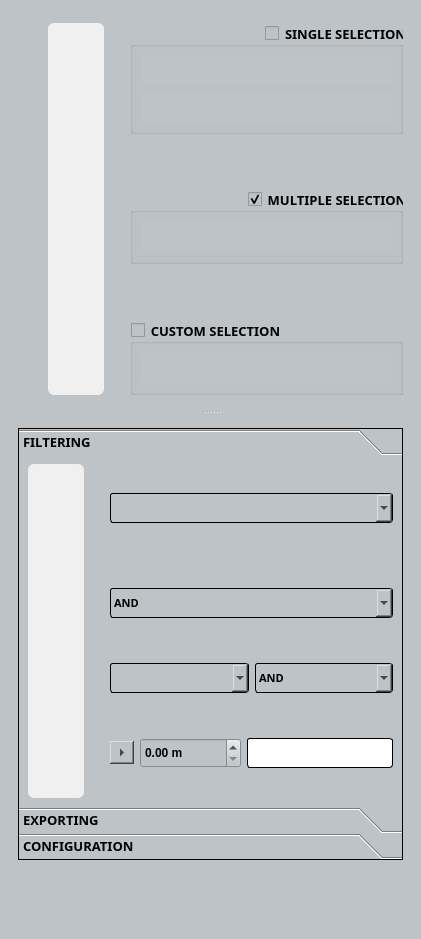
Before: the Qt Designer form filter_mate_dockwidget_base.ui in sducournau/filter_mate, drawn with Qt 5.
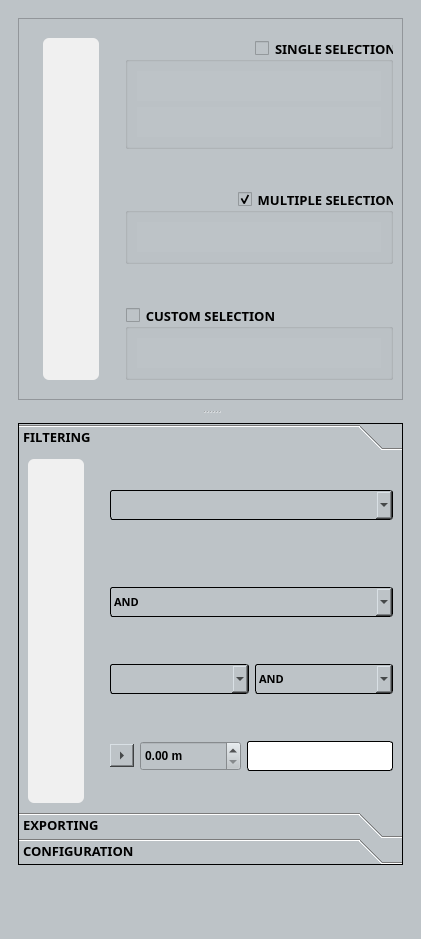
After: the same form once the commit is applied. Icons and pictures are not drawn. Custom widgets are drawn as their Qt base class.

What changed in the file:
```diff
--- a/filter_mate_dockwidget_base.ui
+++ b/filter_mate_dockwidget_base.ui
@@ -300,31 +300,6 @@
 subcontrol-origin: margin;
 }
 
-QScrollBar:horizontal {
-border: none;
-background: transparent;
-width:10px;
-
-}
-QScrollBar::handle:horizontal {
-border: none;
-background: #bdc3c7;
-width:5px;
-
-}
-
-QScrollBar::add-line:horizontal {
-background: transparent;
-height: 5px;
-subcontrol-position: bottom;
-subcontrol-origin: margin;
-}
-QScrollBar::sub-line:horizontal {
-background: transparent;
-height: 5px;
-subcontrol-position: top;
-subcontrol-origin: margin;
-}
 
 
 QgsCheckableComboBox
@@ -510,7 +485,7 @@
         <string notr="true"/>
        </property>
        <property name="frameShape">
-        <enum>QFrame::NoFrame</enum>
+        <enum>QFrame::Panel</enum>
        </property>
        <property name="frameShadow">
         <enum>QFrame::Plain</enum>
@@ -520,22 +495,27 @@
        </property>
        <layout class="QVBoxLayout" name="verticalLayout_2">
         <item>
-         <spacer name="verticalSpacer_14">
-          <property name="orientation">
-           <enum>Qt::Vertical</enum>
+         <widget class="QScrollArea" name="scrollArea_frame_exploring">
+          <property name="horizontalScrollBarPolicy">
+           <enum>Qt::ScrollBarAlwaysOff</enum>
           </property>
-          <property name="sizeType">
-           <enum>QSizePolicy::Fixed</enum>
+          <property name="sizeAdjustPolicy">
+           <enum>QAbstractScrollArea::AdjustToContents</enum>
           </property>
-          <property name="sizeHint" stdset="0">
-           <size>
-            <width>20</width>
-            <height>5</height>
-           </size>
+          <property name="widgetResizable">
+           <bool>true</bool>
           </property>
-         </spacer>
-        </item>
-        <item>
+          <widget class="QWidget" name="scrollAreaWidgetContents">
+           <property name="geometry">
+            <rect>
+             <x>0</x>
+             <y>0</y>
+             <width>383</width>
+             <height>361</height>
+            </rect>
+           </property>
+           <layout class="QGridLayout" name="gridLayout_2">
+            <item row="0" column="0">
          <layout class="QGridLayout" name="gridLayout">
           <item row="1" column="0">
            <spacer name="horizontalSpacer_3">
@@ -547,7 +527,7 @@
             </property>
             <property name="sizeHint" stdset="0">
              <size>
-              <width>30</width>
+                  <width>15</width>
               <height>20</height>
              </size>
             </property>
@@ -622,22 +602,6 @@
             <layout class="QVBoxLayout" name="verticalLayout_9">
              <item>
               <layout class="QVBoxLayout" name="verticalLayout_7">
-               <item>
-                <spacer name="verticalSpacer_38">
-                 <property name="orientation">
-                  <enum>Qt::Vertical</enum>
-                 </property>
-                 <property name="sizeType">
-                  <enum>QSizePolicy::Preferred</enum>
-                 </property>
-                 <property name="sizeHint" stdset="0">
-                  <size>
-                   <width>20</width>
-                   <height>40</height>
-                  </size>
-                 </property>
-                </spacer>
-               </item>
                <item>
                 <widget class="QPushButton" name="pushButton_exploring_identify">
                  <property name="sizePolicy">
@@ -699,7 +663,7 @@
                  <property name="sizeHint" stdset="0">
                   <size>
                    <width>20</width>
-                   <height>40</height>
+                       <height>20</height>
                   </size>
                  </property>
                 </spacer>
@@ -765,7 +729,7 @@
                  <property name="sizeHint" stdset="0">
                   <size>
                    <width>20</width>
-                   <height>40</height>
+                       <height>20</height>
                   </size>
                  </property>
                 </spacer>
@@ -841,7 +805,7 @@
                  <property name="sizeHint" stdset="0">
                   <size>
                    <width>20</width>
-                   <height>40</height>
+                       <height>20</height>
                   </size>
                  </property>
                 </spacer>
@@ -917,7 +881,7 @@
                  <property name="sizeHint" stdset="0">
                   <size>
                    <width>20</width>
-                   <height>40</height>
+                       <height>20</height>
                   </size>
                  </property>
                 </spacer>
@@ -993,7 +957,7 @@
                  <property name="sizeHint" stdset="0">
                   <size>
                    <width>20</width>
-                   <height>40</height>
+                       <height>20</height>
                   </size>
                  </property>
                 </spacer>
@@ -1054,22 +1018,6 @@
                  </property>
                 </widget>
                </item>
-               <item>
-                <spacer name="verticalSpacer_37">
-                 <property name="orientation">
-                  <enum>Qt::Vertical</enum>
-                 </property>
-                 <property name="sizeType">
-                  <enum>QSizePolicy::Preferred</enum>
-                 </property>
-                 <property name="sizeHint" stdset="0">
-                  <size>
-                   <width>20</width>
-                   <height>40</height>
-                  </size>
-                 </property>
-                </spacer>
-               </item>
               </layout>
              </item>
             </layout>
@@ -1316,7 +1264,7 @@
               <property name="sizeHint" stdset="0">
                <size>
                 <width>20</width>
-                <height>50</height>
+                    <height>40</height>
                </size>
               </property>
              </spacer>
@@ -1439,7 +1387,7 @@
               <property name="sizeHint" stdset="0">
                <size>
                 <width>20</width>
-                <height>50</height>
+                    <height>40</height>
                </size>
               </property>
              </spacer>
@@ -1470,7 +1418,7 @@
                <cursorShape>PointingHandCursor</cursorShape>
               </property>
               <property name="styleSheet">
-               <string notr="true">QgsCollapsibleGroupBoxBasic::title, QgsCollapsibleGroupBox::title {  subcontrol-origin: margin;  subcontrol-position: top left;  margin-left: 20px;  margin-right: 5px;  left: 0px;  top: 1px;} QgsCollapsibleGroupBoxBasic { border: none; }QgsCollapsibleGroupBoxBasic::title, QgsCollapsibleGroupBox::title {  subcontrol-origin: margin;  subcontrol-position: top left;  margin-left: 20px;  margin-right: 5px;  left: 0px;  top: 1px;}QgsCollapsibleGroupBoxBasic::title, QgsCollapsibleGroupBox::title {  subcontrol-origin: margin;  subcontrol-position: top left;  margin-left: 20px;  margin-right: 5px;  left: 0px;  top: 1px;}QgsCollapsibleGroupBoxBasic::title, QgsCollapsibleGroupBox::title {  subcontrol-origin: margin;  subcontrol-position: top left;  margin-left: 20px;  margin-right: 5px;  left: 0px;  top: 1px;}QgsCollapsibleGroupBoxBasic::title, QgsCollapsibleGroupBox::title {  subcontrol-origin: margin;  subcontrol-position: top left;  margin-left: 20px;  margin-right: 5px;  left: 0px;  top: 1px;}QgsCollapsibleGroupBoxBasic::title, QgsCollapsibleGroupBox::title {  subcontrol-origin: margin;  subcontrol-position: top left;  margin-left: 20px;  margin-right: 5px;  left: 0px;  top: 1px;}QgsCollapsibleGroupBoxBasic::title, QgsCollapsibleGroupBox::title {  subcontrol-origin: margin;  subcontrol-position: top left;  margin-left: 20px;  margin-right: 5px;  left: 0px;  top: 1px;}QgsCollapsibleGroupBoxBasic::title, QgsCollapsibleGroupBox::title {  subcontrol-origin: margin;  subcontrol-position: top left;  margin-left: 20px;  margin-right: 5px;  left: 0px;  top: 1px;}QgsCollapsibleGroupBoxBasic::title, QgsCollapsibleGroupBox::title {  subcontrol-origin: margin;  subcontrol-position: top left;  margin-left: 20px;  margin-right: 5px;  left: 0px;  top: 1px;}QgsCollapsibleGroupBoxBasic::title, QgsCollapsibleGroupBox::title {  subcontrol-origin: margin;  subcontrol-position: top left;  margin-left: 20px;  margin-right: 5px;  left: 0px;  top: 1px;}QgsCollapsibleGroupBoxBasic::title, QgsCollapsibleGroupBox::title {  subcontrol-origin: margin;  subcontrol-position: top left;  margin-left: 20px;  margin-right: 5px;  left: 0px;  top: 1px;}QgsCollapsibleGroupBoxBasic::title, QgsCollapsibleGroupBox::title {  subcontrol-origin: margin;  subcontrol-position: top left;  margin-left: 20px;  margin-right: 5px;  left: 0px;  top: 1px;}QgsCollapsibleGroupBoxBasic::title, QgsCollapsibleGroupBox::title {  subcontrol-origin: margin;  subcontrol-position: top left;  margin-left: 20px;  margin-right: 5px;  left: 0px;  top: 1px;}QgsCollapsibleGroupBoxBasic::title, QgsCollapsibleGroupBox::title {  subcontrol-origin: margin;  subcontrol-position: top left;  margin-left: 20px;  margin-right: 5px;  left: 0px;  top: 1px;}QgsCollapsibleGroupBoxBasic::title, QgsCollapsibleGroupBox::title {  subcontrol-origin: margin;  subcontrol-position: top left;  margin-left: 20px;  margin-right: 5px;  left: 0px;  top: 1px;}QgsCollapsibleGroupBoxBasic::title, QgsCollapsibleGroupBox::title {  subcontrol-origin: margin;  subcontrol-position: top left;  margin-left: 20px;  margin-right: 5px;  left: 0px;  top: 1px;}QgsCollapsibleGroupBoxBasic::title, QgsCollapsibleGroupBox::title {  subcontrol-origin: margin;  subcontrol-position: top left;  margin-left: 20px;  margin-right: 5px;  left: 0px;  top: 1px;}</string>
+                   <string notr="true">QgsCollapsibleGroupBoxBasic::title, QgsCollapsibleGroupBox::title {  subcontrol-origin: margin;  subcontrol-position: top left;  margin-left: 20px;  margin-right: 5px;  left: 0px;  top: 1px;} QgsCollapsibleGroupBoxBasic { border: none; }QgsCollapsibleGroupBoxBasic::title, QgsCollapsibleGroupBox::title {  subcontrol-origin: margin;  subcontrol-position: top left;  margin-left: 20px;  margin-right: 5px;  left: 0px;  top: 1px;}QgsCollapsibleGroupBoxBasic::title, QgsCollapsibleGroupBox::title {  subcontrol-origin: margin;  subcontrol-position: top left;  margin-left: 20px;  margin-right: 5px;  left: 0px;  top: 1px;}QgsCollapsibleGroupBoxBasic::title, QgsCollapsibleGroupBox::title {  subcontrol-origin: margin;  subcontrol-position: top left;  margin-left: 20px;  margin-right: 5px;  left: 0px;  top: 1px;}QgsCollapsibleGroupBoxBasic::title, QgsCollapsibleGroupBox::title {  subcontrol-origin: margin;  subcontrol-position: top left;  margin-left: 20px;  margin-right: 5px;  left: 0px;  top: 1px;}QgsCollapsibleGroupBoxBasic::title, QgsCollapsibleGroupBox::title {  subcontrol-origin: margin;  subcontrol-position: top left;  margin-left: 20px;  margin-right: 5px;  left: 0px;  top: 1px;}QgsCollapsibleGroupBoxBasic::title, QgsCollapsibleGroupBox::title {  subcontrol-origin: margin;  subcontrol-position: top left;  margin-left: 20px;  margin-right: 5px;  left: 0px;  top: 1px;}QgsCollapsibleGroupBoxBasic::title, QgsCollapsibleGroupBox::title {  subcontrol-origin: margin;  subcontrol-position: top left;  margin-left: 20px;  margin-right: 5px;  left: 0px;  top: 1px;}QgsCollapsibleGroupBoxBasic::title, QgsCollapsibleGroupBox::title {  subcontrol-origin: margin;  subcontrol-position: top left;  margin-left: 20px;  margin-right: 5px;  left: 0px;  top: 1px;}QgsCollapsibleGroupBoxBasic::title, QgsCollapsibleGroupBox::title {  subcontrol-origin: margin;  subcontrol-position: top left;  margin-left: 20px;  margin-right: 5px;  left: 0px;  top: 1px;}QgsCollapsibleGroupBoxBasic::title, QgsCollapsibleGroupBox::title {  subcontrol-origin: margin;  subcontrol-position: top left;  margin-left: 20px;  margin-right: 5px;  left: 0px;  top: 1px;}QgsCollapsibleGroupBoxBasic::title, QgsCollapsibleGroupBox::title {  subcontrol-origin: margin;  subcontrol-position: top left;  margin-left: 20px;  margin-right: 5px;  left: 0px;  top: 1px;}QgsCollapsibleGroupBoxBasic::title, QgsCollapsibleGroupBox::title {  subcontrol-origin: margin;  subcontrol-position: top left;  margin-left: 20px;  margin-right: 5px;  left: 0px;  top: 1px;}QgsCollapsibleGroupBoxBasic::title, QgsCollapsibleGroupBox::title {  subcontrol-origin: margin;  subcontrol-position: top left;  margin-left: 20px;  margin-right: 5px;  left: 0px;  top: 1px;}QgsCollapsibleGroupBoxBasic::title, QgsCollapsibleGroupBox::title {  subcontrol-origin: margin;  subcontrol-position: top left;  margin-left: 20px;  margin-right: 5px;  left: 0px;  top: 1px;}QgsCollapsibleGroupBoxBasic::title, QgsCollapsibleGroupBox::title {  subcontrol-origin: margin;  subcontrol-position: top left;  margin-left: 20px;  margin-right: 5px;  left: 0px;  top: 1px;}QgsCollapsibleGroupBoxBasic::title, QgsCollapsibleGroupBox::title {  subcontrol-origin: margin;  subcontrol-position: top left;  margin-left: 20px;  margin-right: 5px;  left: 0px;  top: 1px;}QgsCollapsibleGroupBoxBasic::title, QgsCollapsibleGroupBox::title {  subcontrol-origin: margin;  subcontrol-position: top left;  margin-left: 20px;  margin-right: 5px;  left: 0px;  top: 1px;}QgsCollapsibleGroupBoxBasic::title, QgsCollapsibleGroupBox::title {  subcontrol-origin: margin;  subcontrol-position: top left;  margin-left: 20px;  margin-right: 5px;  left: 0px;  top: 1px;}</string>
               </property>
               <property name="title">
                <string>CUSTOM SELECTION</string>
@@ -1615,21 +1563,9 @@
           </item>
          </layout>
         </item>
-        <item>
-         <spacer name="verticalSpacer_7">
-          <property name="orientation">
-           <enum>Qt::Vertical</enum>
-          </property>
-          <property name="sizeType">
-           <enum>QSizePolicy::Fixed</enum>
-          </property>
-          <property name="sizeHint" stdset="0">
-           <size>
-            <width>20</width>
-            <height>5</height>
-           </size>
-          </property>
-         </spacer>
+           </layout>
+          </widget>
+         </widget>
         </item>
        </layout>
       </widget>
@@ -1670,22 +1606,6 @@
         <number>0</number>
        </property>
        <layout class="QVBoxLayout" name="verticalLayout_3">
-        <item>
-         <spacer name="verticalSpacer_21">
-          <property name="orientation">
-           <enum>Qt::Vertical</enum>
-          </property>
-          <property name="sizeType">
-           <enum>QSizePolicy::Fixed</enum>
-          </property>
-          <property name="sizeHint" stdset="0">
-           <size>
-            <width>20</width>
-            <height>5</height>
-           </size>
-          </property>
-         </spacer>
-        </item>
         <item>
          <layout class="QVBoxLayout" name="verticalLayout">
           <item>
@@ -1696,6 +1616,24 @@
               <verstretch>0</verstretch>
              </sizepolicy>
             </property>
+            <property name="minimumSize">
+             <size>
+              <width>0</width>
+              <height>250</height>
+             </size>
+            </property>
+            <property name="maximumSize">
+             <size>
+              <width>16777215</width>
+              <height>500</height>
+             </size>
+            </property>
+            <property name="baseSize">
+             <size>
+              <width>0</width>
+              <height>400</height>
+             </size>
+            </property>
             <property name="font">
              <font>
               <family>Segoe UI Semibold</family>
@@ -1725,7 +1663,7 @@
                <x>0</x>
                <y>0</y>
                <width>381</width>
-               <height>313</height>
+               <height>354</height>
               </rect>
              </property>
              <attribute name="icon">
@@ -4036,22 +3974,6 @@
             </widget>
            </widget>
           </item>
-          <item>
-           <spacer name="verticalSpacer_25">
-            <property name="orientation">
-             <enum>Qt::Vertical</enum>
-            </property>
-            <property name="sizeType">
-             <enum>QSizePolicy::Fixed</enum>
-            </property>
-            <property name="sizeHint" stdset="0">
-             <size>
-              <width>20</width>
-              <height>5</height>
-             </size>
-            </property>
-           </spacer>
-          </item>
          </layout>
         </item>
        </layout>
```
Left out of the diff: 4 changed lines with no effect on the pictures. Lines whose indentation alone changed are shown as unchanged.
